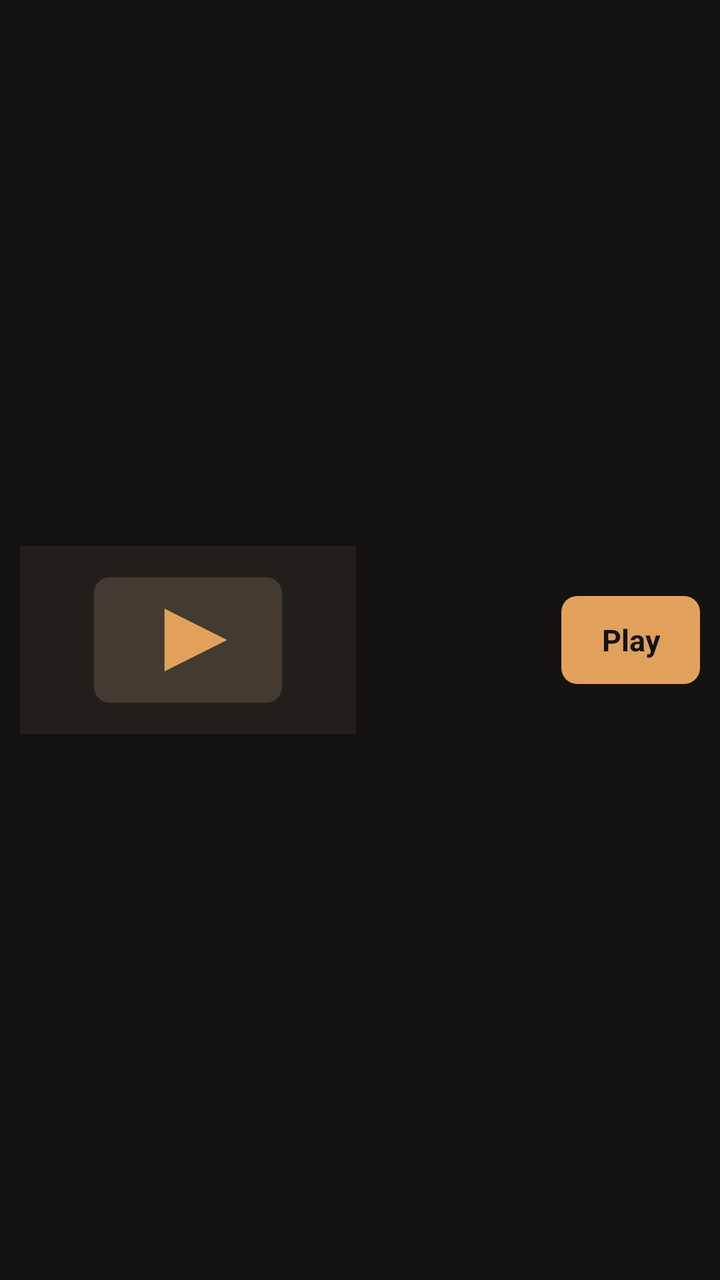
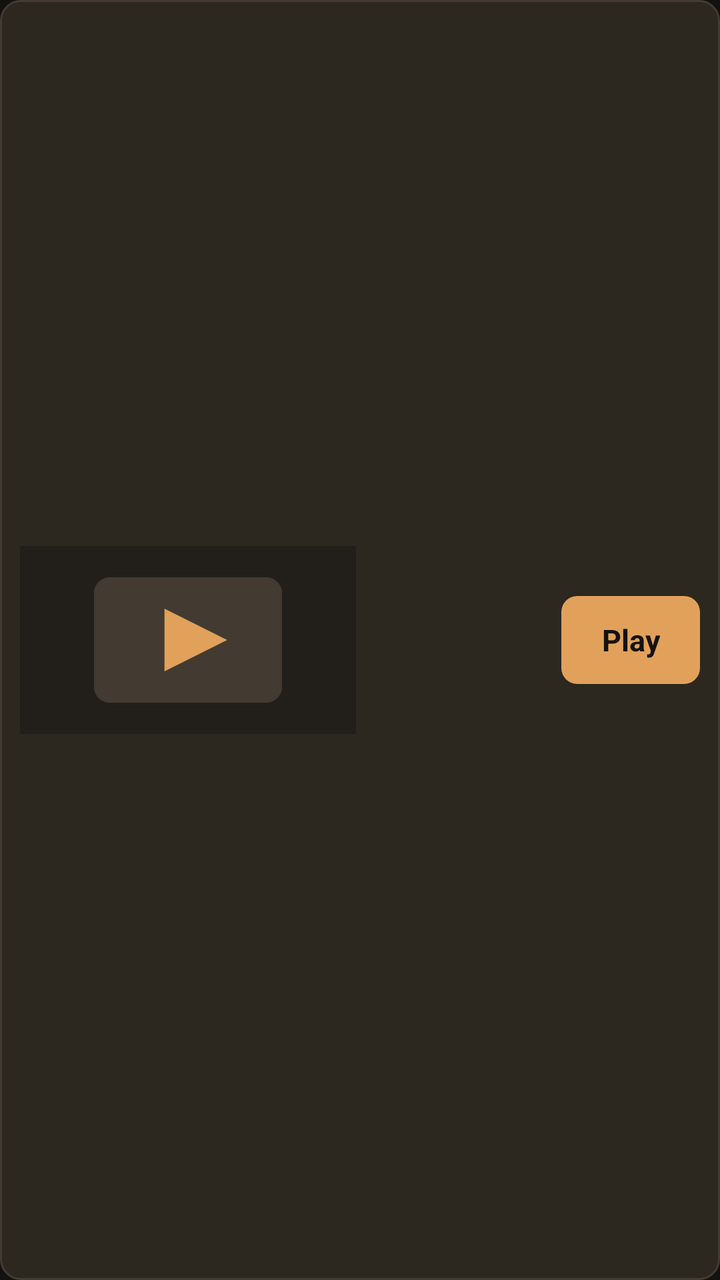

The first picture is an Android layout as it rendered before a commit; the second is the same layout after the commit. The layout source and the unified diff follow.
<!-- AndroidManifest.xml: application theme Theme.OlympusIptv -->
<!-- res/layout/item_fresh_episode.xml -->
<?xml version="1.0" encoding="utf-8"?>
<LinearLayout xmlns:android="http://schemas.android.com/apk/res/android"
    android:layout_width="match_parent"
    android:layout_height="wrap_content"
    android:layout_marginBottom="8dp"
    android:background="@drawable/bg_menu_row"
    android:gravity="center_vertical"
    android:orientation="horizontal"
    android:padding="10dp">

    <ImageView
        android:id="@+id/episodeArt"
        android:layout_width="168dp"
        android:layout_height="94dp"
        android:background="@color/bg_elevated"
        android:contentDescription="@null"
        android:scaleType="fitCenter"
        android:src="@drawable/ic_channel_placeholder" />

    <LinearLayout
        android:layout_width="0dp"
        android:layout_height="wrap_content"
        android:layout_marginStart="14dp"
        android:layout_weight="1"
        android:orientation="vertical">

        <TextView
            android:id="@+id/episodeTitle"
            android:layout_width="match_parent"
            android:layout_height="wrap_content"
            android:ellipsize="end"
            android:maxLines="2"
            android:textColor="@color/text_primary"
            android:textSize="18sp"
            android:textStyle="bold" />

        <TextView
            android:id="@+id/episodeMeta"
            android:layout_width="match_parent"
            android:layout_height="wrap_content"
            android:layout_marginTop="2dp"
            android:ellipsize="end"
            android:maxLines="1"
            android:textColor="@color/text_secondary"
            android:textSize="13sp"
            android:visibility="gone" />

        <TextView
            android:id="@+id/episodePlot"
            android:layout_width="match_parent"
            android:layout_height="wrap_content"
            android:layout_marginTop="4dp"
            android:ellipsize="end"
            android:maxLines="3"
            android:textColor="@color/text_secondary"
            android:textSize="14sp"
            android:visibility="gone" />
    </LinearLayout>

    <TextView
        android:id="@+id/episodePlay"
        android:layout_width="wrap_content"
        android:layout_height="44dp"
        android:layout_marginStart="12dp"
        android:background="@drawable/bg_button"
        android:clickable="true"
        android:focusable="true"
        android:focusableInTouchMode="true"
        android:gravity="center"
        android:paddingHorizontal="20dp"
        android:text="@string/fresh_play"
        android:textColor="@color/bg"
        android:textSize="15sp"
        android:textStyle="bold" />
</LinearLayout>
<!-- resources referenced by this layout -->
<resources>
  <color name="bg">#141210</color>
  <color name="bg_elevated">#221F1A</color>
  <color name="text_primary">#F6F1E7</color>
  <color name="text_secondary">#C9BBA8</color>
  <!-- drawable bg_button (drawable) -->
  <?xml version="1.0" encoding="utf-8"?>
  <selector xmlns:android="http://schemas.android.com/apk/res/android">
      <item android:state_focused="true">
          <shape>
              <solid android:color="@color/focus" />
              <corners android:radius="8dp" />
          </shape>
      </item>
      <item android:state_pressed="true">
          <shape>
              <solid android:color="@color/accent_dim" />
              <corners android:radius="8dp" />
          </shape>
      </item>
      <item>
          <shape>
              <solid android:color="@color/accent" />
              <corners android:radius="8dp" />
          </shape>
      </item>
  </selector>
  <!-- drawable bg_menu_row (drawable) -->
  <?xml version="1.0" encoding="utf-8"?>
  <selector xmlns:android="http://schemas.android.com/apk/res/android">
      <item android:state_focused="true">
          <shape>
              <solid android:color="@color/bg_elevated" />
              <corners android:radius="10dp" />
              <stroke android:width="2dp" android:color="@color/focus" />
          </shape>
      </item>
      <item android:state_selected="true">
          <shape>
              <solid android:color="@color/bg_elevated" />
              <stroke android:width="1dp" android:color="@color/accent" />
              <corners android:radius="10dp" />
          </shape>
      </item>
      <item>
          <shape>
              <solid android:color="@android:color/transparent" />
          </shape>
      </item>
  </selector>
  <!-- drawable ic_channel_placeholder (drawable) -->
  <?xml version="1.0" encoding="utf-8"?>
  <vector xmlns:android="http://schemas.android.com/apk/res/android"
      android:width="48dp"
      android:height="48dp"
      android:viewportWidth="48"
      android:viewportHeight="48">
      <path
          android:fillColor="#433B31"
          android:pathData="M4,8h40c2.2,0 4,1.8 4,4v24c0,2.2 -1.8,4 -4,4h-40c-2.2,0 -4,-1.8 -4,-4v-24c0,-2.2 1.8,-4 4,-4z" />
      <path
          android:fillColor="#E2A15A"
          android:pathData="M18,16l16,8 -16,8z" />
  </vector>
  <string name="fresh_play">Play</string>
  <style name="Theme.OlympusIptv" parent="Theme.AppCompat.NoActionBar">
          <item name="android:windowBackground">@color/bg</item>
          <item name="android:colorBackground">@color/bg</item>
          <item name="android:textColorPrimary">@color/text_primary</item>
          <item name="android:textColorSecondary">@color/text_secondary</item>
          <item name="colorPrimary">@color/accent</item>
          <item name="colorAccent">@color/accent</item>
          <item name="android:statusBarColor">@color/bg</item>
          <item name="android:navigationBarColor">@color/bg</item>
          <item name="android:windowFullscreen">true</item>
      </style>
  <color name="focus">#F0C48A</color>
  <color name="accent_dim">#B07A38</color>
  <color name="accent">#E2A15A</color>
</resources>

<!-- the commit's change to res/layout/item_fresh_episode.xml (unified diff, before → after) -->
@@ -3,7 +3,10 @@
     android:layout_width="match_parent"
     android:layout_height="wrap_content"
     android:layout_marginBottom="8dp"
-    android:background="@drawable/bg_menu_row"
+    android:background="@drawable/bg_fresh_focusable"
+    android:clickable="true"
+    android:focusable="true"
+    android:focusableInTouchMode="true"
     android:gravity="center_vertical"
     android:orientation="horizontal"
     android:padding="10dp">
@@ -64,8 +67,7 @@
         android:layout_marginStart="12dp"
         android:background="@drawable/bg_button"
         android:clickable="true"
-        android:focusable="true"
-        android:focusableInTouchMode="true"
+        android:focusable="false"
         android:gravity="center"
         android:paddingHorizontal="20dp"
         android:text="@string/fresh_play"
<!-- resource entries referenced after the edit -->
@@ -26,26 +26,34 @@
           </shape>
       </item>
   </selector>
-  <!-- drawable bg_menu_row (drawable) -->
+  <!-- drawable bg_fresh_focusable (drawable) -->
   <?xml version="1.0" encoding="utf-8"?>
   <selector xmlns:android="http://schemas.android.com/apk/res/android">
       <item android:state_focused="true">
           <shape>
               <solid android:color="@color/bg_elevated" />
               <corners android:radius="10dp" />
-              <stroke android:width="2dp" android:color="@color/focus" />
+              <stroke
+                  android:width="3dp"
+                  android:color="@color/focus" />
           </shape>
       </item>
       <item android:state_selected="true">
           <shape>
-              <solid android:color="@color/bg_elevated" />
-              <stroke android:width="1dp" android:color="@color/accent" />
+              <solid android:color="@color/accent_dim" />
               <corners android:radius="10dp" />
+              <stroke
+                  android:width="2dp"
+                  android:color="@color/accent" />
           </shape>
       </item>
       <item>
           <shape>
-              <solid android:color="@android:color/transparent" />
+              <solid android:color="@color/bg_panel" />
+              <corners android:radius="10dp" />
+              <stroke
+                  android:width="1dp"
+                  android:color="@color/stroke" />
           </shape>
       </item>
   </selector>
@@ -78,5 +86,7 @@
   <color name="focus">#F0C48A</color>
   <color name="accent_dim">#B07A38</color>
   <color name="accent">#E2A15A</color>
+  <color name="bg_panel">#2C271F</color>
+  <color name="stroke">#433B31</color>
 </resources>
 
